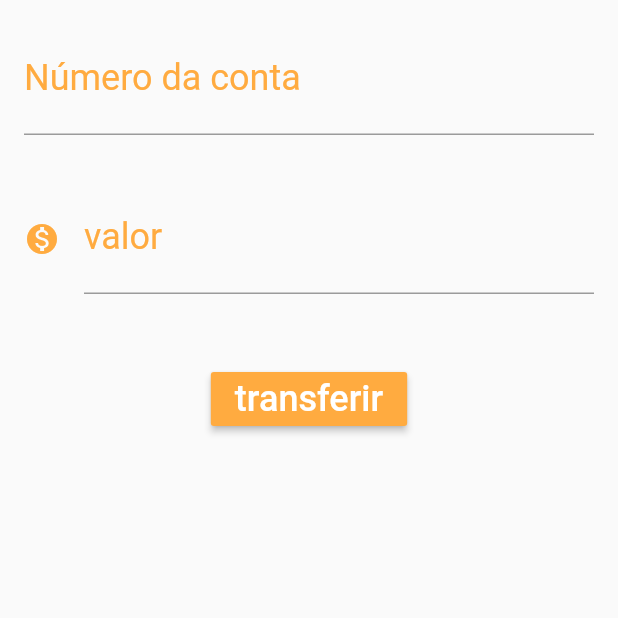
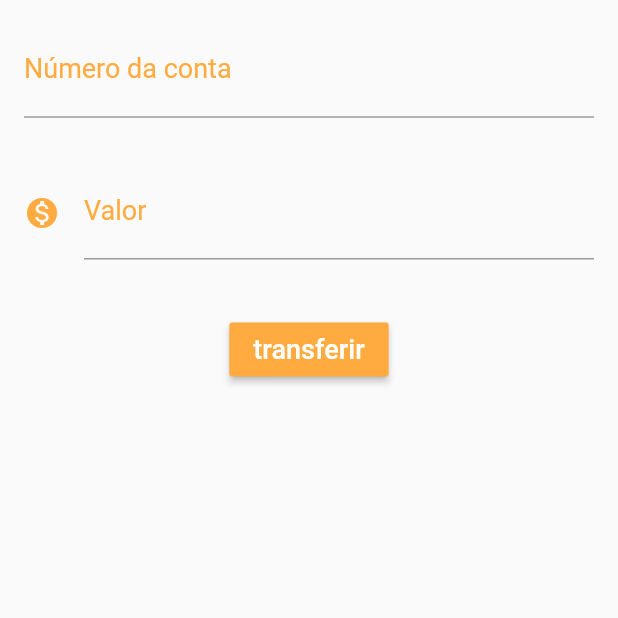
Before and after one commit to CastroArrudaBeatriz/god_bank, a Flutter app: the TransferForm screen opened directly, after a tap on "transferir", on a phone screen of 412 x 824 dp, the top half of it. Run offline on Flutter 3.47's test engine with Material 2 defaults, Android fonts, the phone set to English and light mode, and no system bars.

Commit message:
integrando formulario com listView

```diff
--- /dev/null
+++ b/lib/controller/TransferControl.dart
@@ -0,0 +1,20 @@
+import 'package:flutter/material.dart';
+import 'package:god_bank/model/transfer.dart';
+import 'package:god_bank/view/transferForm/TransferFormBody.dart';
+import 'package:god_bank/view/transferList/TransferList.dart';
+
+class TransferControl {
+
+  TransferControl();
+
+  void formatTransfer(BuildContext context, TextEditingController _countNumberControl, TextEditingController _valueControl){
+
+    int countNumber = int.tryParse(_countNumberControl.text);
+    double value = double.tryParse(_valueControl.text);
+    if(countNumber != null && value != null){
+      final finalTransfer = Transfer(value, countNumber);
+      Navigator.pop(context, finalTransfer);
+    }
+  }
+
+}
--- a/lib/view/main.dart
+++ b/lib/view/main.dart
@@ -1,6 +1,5 @@
-import 'package:god_bank/view/transferForm/TransferFormBody.dart';
 import 'package:flutter/material.dart';
-import 'package:god_bank/view/transferList/TransferListBody.dart';
+import 'package:god_bank/view/transferList/TransferList.dart';
 
 void main() => runApp(GodBankApp());
 
@@ -8,7 +7,7 @@ class GodBankApp extends StatelessWidget{
   @override
   Widget build(BuildContext context) {
       return  MaterialApp(
-          home: TransferFormBody()
+          home: TransferList()
       );
   }
 }
--- a/lib/view/transferForm/TransferForm.dart
+++ b/lib/view/transferForm/TransferForm.dart
@@ -1,11 +1,14 @@
 import 'package:flutter/material.dart';
+import 'package:god_bank/controller/TransferControl.dart';
 import 'package:god_bank/model/transfer.dart';
+import 'package:god_bank/view/transferForm/TransferInputForm.dart';
 
 class TransferForm extends StatelessWidget{
 
+  final TransferControl transferControl = new TransferControl();
+
   final TextEditingController _countNumberControl = new TextEditingController();
   final TextEditingController _valueControl = new TextEditingController();
-
 
   @override
   Widget build(BuildContext context) {
@@ -13,59 +16,17 @@ class TransferForm extends StatelessWidget{
 
       body: Column(
         children: <Widget>[
-          Padding(
-            padding: const EdgeInsets.all(16.0),
-            child: TextField(
-              controller: _countNumberControl,
-              style: TextStyle(
-                  fontSize: 24.0
-              ),
-              decoration: InputDecoration(
-                labelText: 'Número da conta',
-                hintText: '0000',
-                labelStyle: TextStyle(color: Colors.orangeAccent)
-              ),
-              keyboardType: TextInputType.number,
-            ),
-          ),
+          TransferInputForm(controller: _countNumberControl,labelText: 'Número da conta',hintText: '0000',),
 
-          Padding(
-            padding: const EdgeInsets.all(16.0),
-            child: TextField(
-              controller: _valueControl,
-              style: TextStyle(
-                  fontSize: 24.0
-              ),
-              decoration: InputDecoration(
-                icon: Icon(Icons.monetization_on, color: Colors.orangeAccent,),
-                labelText: 'valor',
-                hintText: '0.00',
-                labelStyle: TextStyle(color: Colors.orangeAccent)
-              ),
-              keyboardType: TextInputType.number,
-            ),
-          ),
+          TransferInputForm(controller: _valueControl, labelText: 'Valor',hintText: '0.00',icon: Icons.monetization_on,),
 
-          const SizedBox(height: 30,),
+          const SizedBox(height: 20,),
 
           RaisedButton(
-            child: const Text('transferir', style: TextStyle(fontSize: 24, color: Colors.white)),
+            child: const Text('transferir', style: TextStyle(fontSize: 18, color: Colors.white)),
             color: Colors.orangeAccent,
             onPressed: () {
-
-              int countNumber = int.tryParse(_countNumberControl.text);
-              double value = double.tryParse(_valueControl.text);
-              if(countNumber != null && value != null){
-
-                final finalTransfer = Transfer(value, countNumber);
-
-                Scaffold.of(context).showSnackBar(
-                  SnackBar(
-                    content: Text('$finalTransfer'.toString()),
-                  )
-                );
-              }
-
+              transferControl.formatTransfer(context, _countNumberControl, _valueControl);
             },
           )
 
--- /dev/null
+++ b/lib/view/transferForm/TransferInputForm.dart
@@ -0,0 +1,33 @@
+import 'package:flutter/material.dart';
+
+class TransferInputForm extends StatelessWidget {
+
+  final TextEditingController controller;
+  final String labelText;
+  final String hintText;
+  final IconData icon;
+
+  TransferInputForm({this.controller, this.labelText, this.hintText, this.icon});
+
+  @override
+  Widget build(BuildContext context) {
+
+    return  Padding(
+      padding: const EdgeInsets.all(16.0),
+      child: TextField(
+        controller: controller,
+        style: TextStyle(
+            fontSize: 18.0
+        ),
+        decoration: InputDecoration(
+            icon: icon != null ? Icon(icon, color: Colors.orangeAccent,) : null,
+            labelText: labelText,
+            hintText: hintText,
+            labelStyle: TextStyle(color: Colors.orangeAccent)
+        ),
+        keyboardType: TextInputType.number,
+      ),
+    );
+  }
+
+}
--- a/lib/view/transferList/TransferItem.dart
+++ b/lib/view/transferList/TransferItem.dart
@@ -12,8 +12,8 @@ class TransferItem extends StatelessWidget{
     return Card(
       child: ListTile(
         leading: Icon(Icons.monetization_on),
-        title: Text(transfer.value.toString()),
-        subtitle: Text(transfer.countNumber.toString()),
+        title: Text('valor: ' + transfer.value.toString()),
+        subtitle: Text('conta: ' + transfer.countNumber.toString()),
       ),
     );
   }
```
Also changed, not shown: lib/view/transferList/TransferList.dart (+53 -8 lines), lib/view/transferList/TransferListBody.dart (deleted, +0 -22 lines).
